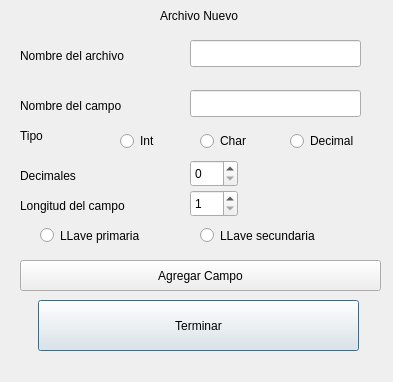
kevinPinzon/Proyecto-Orga, file dnuevo.ui: the form before one commit.
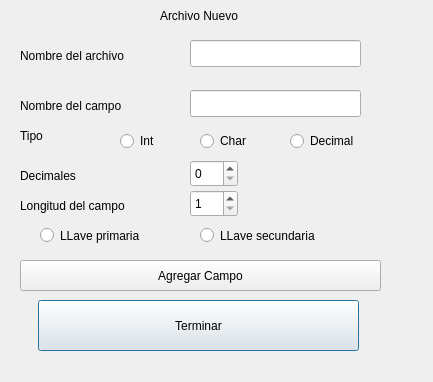
The form after the commit.

```diff
--- a/dnuevo.ui
+++ b/dnuevo.ui
@@ -6,7 +6,7 @@
    <rect>
     <x>0</x>
     <y>0</y>
-    <width>393</width>
+    <width>433</width>
     <height>382</height>
    </rect>
   </property>
```
